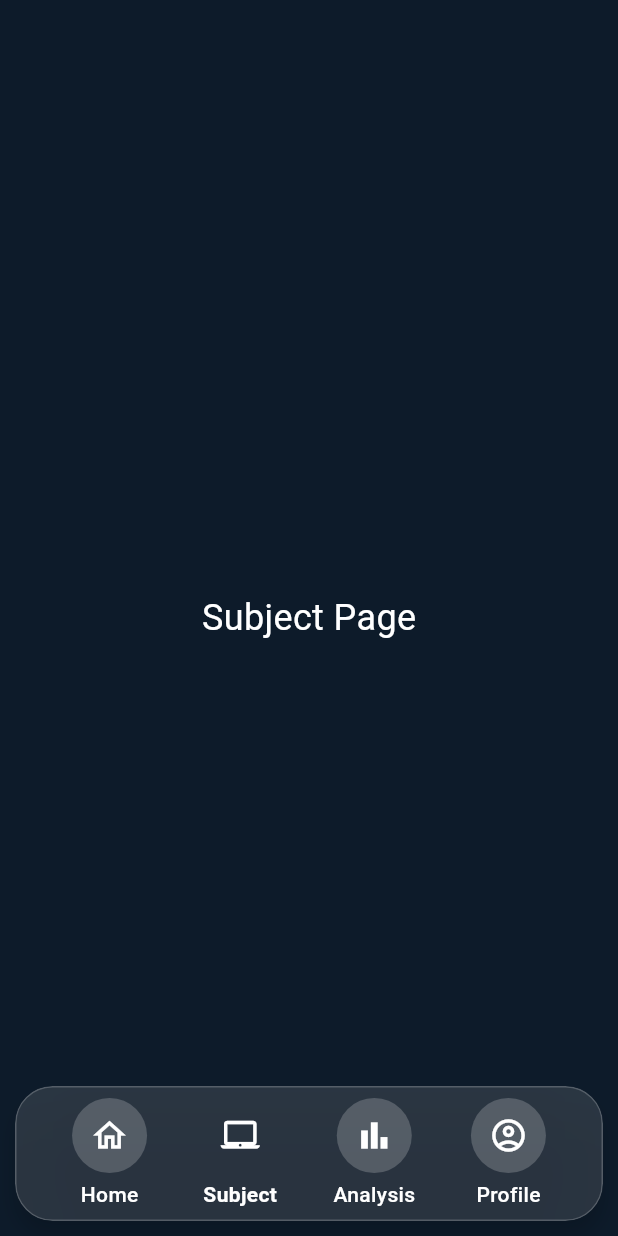
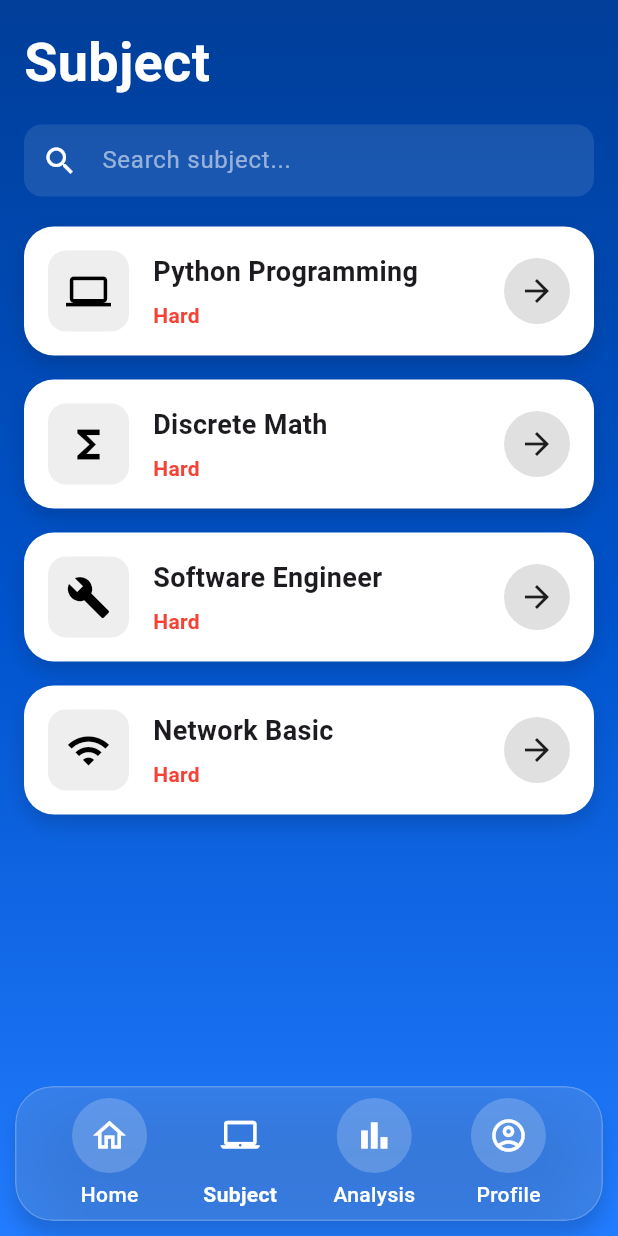
Before and after one commit to NarueponMU/quizcraft, a Flutter app: the MainScreen screen opened directly, item 2 of the bottom bar chosen, on a phone screen of 412 x 824 dp. Run offline on Flutter 3.47's test engine with Material 3 defaults, Android fonts, the phone set to English and light mode, and no system bars; our stand-ins replace firebase_core; accounts and stored records are empty; Roboto replaces fonts that are missing (SF-Pro).

Commit message:
add subject page ui

```diff
--- a/lib/features/main/presentation/pages/main_screen.dart
+++ b/lib/features/main/presentation/pages/main_screen.dart
@@ -3,6 +3,7 @@
 import 'package:quizcraft/features/home/presentation/pages/home_page.dart';
 import 'package:quizcraft/features/analysis/presentation/pages/analysis_page.dart';
 import 'package:quizcraft/features/profile/presentation/pages/profile_page.dart';
+import 'package:quizcraft/features/subject/presentation/pages/subject_page.dart';
 
 class MainScreen extends StatefulWidget {
   const MainScreen({super.key});
@@ -16,7 +17,7 @@
 
   final List<Widget> _pages = [
     const HomePage(),
-    const Center(child: Text('Subject Page', style: TextStyle(color: Colors.white, fontSize: 24))),
+    const SubjectPage(),
     const AnalysisPage(),
     const ProfilePage(),
   ];
--- /dev/null
+++ b/lib/features/subject/presentation/pages/subject_page.dart
@@ -0,0 +1,188 @@
+import 'package:flutter/material.dart';
+import 'subject_detail_page.dart';
+
+class SubjectPage extends StatelessWidget {
+  const SubjectPage({super.key});
+
+  @override
+  Widget build(BuildContext context) {
+    return Scaffold(
+      backgroundColor: Colors.transparent,
+      body: Container(
+        width: double.infinity,
+        height: double.infinity,
+        decoration: const BoxDecoration(
+          gradient: LinearGradient(
+            begin: Alignment.topCenter,
+            end: Alignment.bottomCenter,
+            colors: [
+              Color(0xFF003E99),
+              Color(0xFF0053CC),
+              Color(0xFF227CFF),
+            ],
+          ),
+        ),
+        child: SafeArea(
+          child: Padding(
+            padding: const EdgeInsets.all(16),
+            child: Column(
+              crossAxisAlignment: CrossAxisAlignment.start,
+              children: [
+                const Text(
+                      'Subject',
+                      style: TextStyle(
+                        color: Colors.white,
+                        fontSize: 36,
+                        fontWeight: FontWeight.bold,
+                        fontFamily: 'SF-Pro',
+                      ),
+                    ),
+
+                const SizedBox(height: 16),
+
+                // 🔍 SEARCH (เหมือนเดิม)
+                Container(
+                  padding: const EdgeInsets.symmetric(horizontal: 12),
+                  decoration: BoxDecoration(
+                    color: Colors.white.withOpacity(0.1),
+                    borderRadius: BorderRadius.circular(12),
+                  ),
+                  child: const TextField(
+                    style: TextStyle(color: Colors.white),
+                    decoration: InputDecoration(
+                      icon: Icon(Icons.search, color: Colors.white),
+                      hintText: "Search subject...",
+                      hintStyle: TextStyle(color: Colors.white54),
+                      border: InputBorder.none,
+                    ),
+                  ),
+                ),
+
+                const SizedBox(height: 20),
+
+                Expanded(
+                  child: ListView(
+                    children: [
+                      _subjectItem(context, "Python Programming"),
+                      _subjectItem(context, "Discrete Math"),
+                      _subjectItem(context, "Software Engineer"),
+                      _subjectItem(context, "Network Basic"),
+                    ],
+                  ),
+                ),
+              ],
+            ),
+          ),
+        ),
+      ),
+    );
+  }
+
+  // 🔥 ICON เลือกตามวิชา
+  IconData _getIcon(String title) {
+    switch (title) {
+      case "Python Programming":
+        return Icons.computer;
+      case "Discrete Math":
+        return Icons.functions;
+      case "Software Engineer":
+        return Icons.build;
+      case "Network Basic":
+        return Icons.wifi;
+      default:
+        return Icons.book;
+    }
+  }
+
+  Widget _subjectItem(BuildContext context, String title) {
+    return InkWell(
+      borderRadius: BorderRadius.circular(20),
+      onTap: () {
+        Navigator.push(
+          context,
+          MaterialPageRoute(
+            builder: (_) => SubjectDetailPage(title: title),
+          ),
+        );
+      },
+      child: Container(
+        margin: const EdgeInsets.only(bottom: 16),
+        padding: const EdgeInsets.all(16),
+        decoration: BoxDecoration(
+          color: Colors.white, // ✅ พื้นขาว
+          borderRadius: BorderRadius.circular(20),
+          boxShadow: [
+            BoxShadow(
+              color: Colors.black.withOpacity(0.15),
+              blurRadius: 10,
+              offset: const Offset(0, 6),
+            ),
+          ],
+        ),
+        child: Row(
+          children: [
+            // 🔹 ICON
+            Container(
+              padding: const EdgeInsets.all(12),
+              decoration: BoxDecoration(
+                color: Colors.grey.shade200,
+                borderRadius: BorderRadius.circular(12),
+              ),
+              child: Icon(
+                _getIcon(title),
+                size: 30,
+                color: Colors.black,
+              ),
+            ),
+
+            const SizedBox(width: 16),
+
+            // 🔹 TEXT
+            Expanded(
+              child: Column(
+                crossAxisAlignment: CrossAxisAlignment.start,
+                children: [
+                  Text(
+                    title,
+                    style: const TextStyle(
+                      fontSize: 18,
+                      fontWeight: FontWeight.bold,
+                    ),
+                  ),
+                  const SizedBox(height: 6),
+                  const Text(
+                    "Hard",
+                    style: TextStyle(
+                      color: Colors.red,
+                      fontWeight: FontWeight.bold,
+                    ),
+                  ),
+                ],
+              ),
+            ),
+
+            // 🔹 BUTTON ขวา
+            GestureDetector(
+              onTap: () {
+                Navigator.push(
+                  context,
+                  MaterialPageRoute(
+                    builder: (_) => SubjectDetailPage(title: title),
+                  ),
+                );
+              },
+              child: Container(
+                padding: const EdgeInsets.all(10),
+                decoration: BoxDecoration(
+                  color: Colors.grey.shade300,
+                  shape: BoxShape.circle,
+                ),
+                child: const Icon(Icons.arrow_forward),
+              ),
+            ),
+          ],
+        ),
+      ),
+    );
+  }
+}
```
Also changed, not shown: lib/features/subject/presentation/pages/quiz_page.dart (added, +74 -0 lines), lib/features/subject/presentation/pages/result_page.dart (added, +41 -0 lines), lib/features/subject/presentation/pages/subject_detail_page.dart (added, +68 -0 lines).
